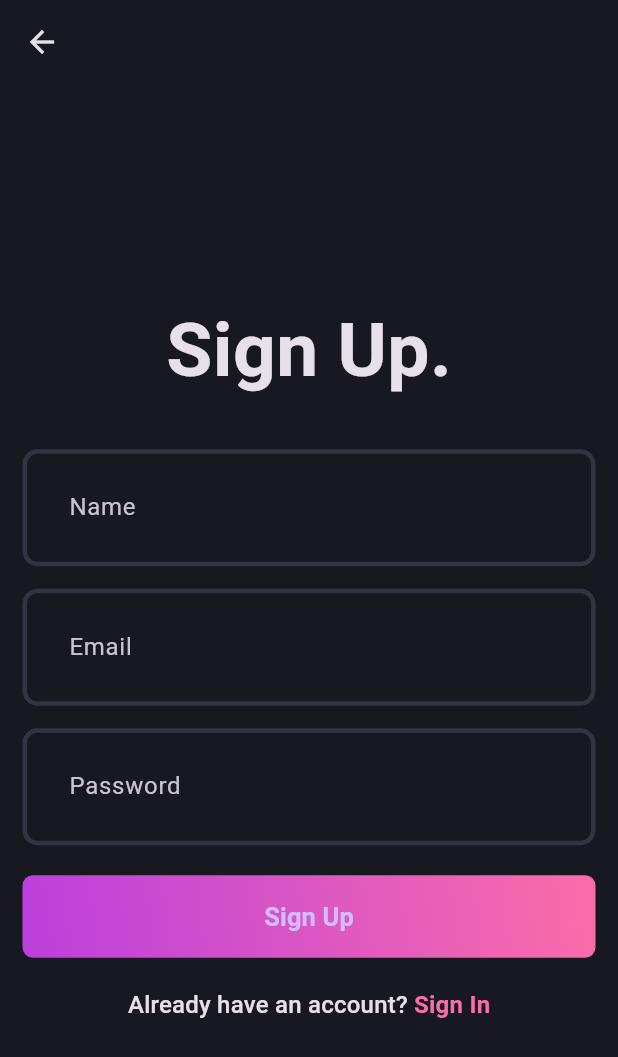
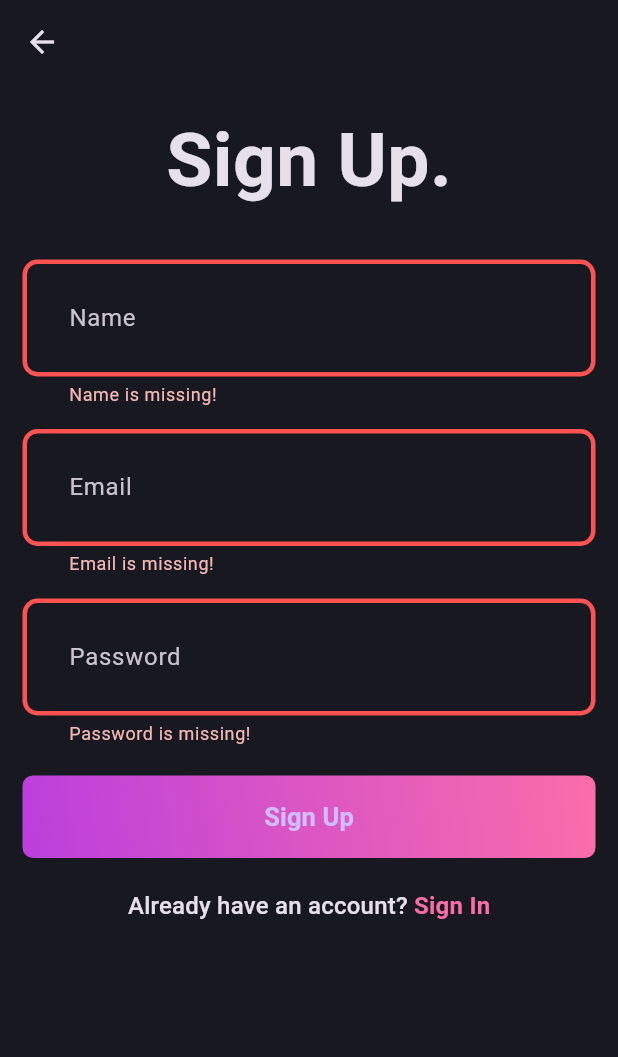
Before and after one commit to Shuhaibch/bloc_clean_arch_-BlogApp, a Flutter app: the SignUpPage screen opened directly, after a tap on "Sign Up", on a phone screen of 412 x 824 dp. Shown: the top 1057 px of the screen. Run offline on Flutter 3.47's test engine with Material 3 defaults, Android fonts, the light colour scheme and no system bars; our stand-ins replace flutter_bloc, fpdart, get_it, supabase_flutter; accounts and stored records are empty.

Commit message:
added repo

```diff
--- /dev/null
+++ b/devtools_options.yaml
@@ -0,0 +1 @@
+extensions:
--- /dev/null
+++ b/lib/core/usecase/usecase.dart
@@ -0,0 +1,6 @@
+import 'package:bloc_clean_architecture_blog_app/core/error/failure.dart';
+import 'package:fpdart/fpdart.dart';
+
+abstract interface class UseCase<SuccessType, Param> {
+  Future<Either<Failure, SuccessType>> call(Param param);
+}
--- a/lib/features/auth/data/datasource/auth_remote_data_source.dart
+++ b/lib/features/auth/data/datasource/auth_remote_data_source.dart
@@ -43,7 +43,7 @@ class AuthRemoteDataSouceImp implements AuthRemoteDataSource {
       }
       return response.user!.id;
     } catch (e) {
-      print(e);
+      throw ServerException(e.toString());
     }
   }
 }
--- /dev/null
+++ b/lib/features/auth/data/repositories/auth_repository_impl.dart
@@ -0,0 +1,35 @@
+import 'package:bloc_clean_architecture_blog_app/core/error/exception.dart';
+import 'package:bloc_clean_architecture_blog_app/core/error/failure.dart';
+import 'package:bloc_clean_architecture_blog_app/features/auth/data/datasource/auth_remote_data_source.dart';
+import 'package:bloc_clean_architecture_blog_app/features/auth/domain/repository/auth_repository.dart';
+import 'package:fpdart/fpdart.dart';
+
+class AuthRepositoryImpl implements AuthRepository {
+  final AuthRemoteDataSource remoteDataSource;
+
+  AuthRepositoryImpl(this.remoteDataSource);
+  @override
+  Future<Either<Failure, String>> loginWithEmailPassword(
+      {required String email, required String password}) {
+    // TODO: implement loginWithEmailPassword
+    throw UnimplementedError();
+  }
+
+  @override
+  Future<Either<Failure, String>> signUpWithEmailPassword({
+    required String name,
+    required String email,
+    required String password,
+  }) async {
+    try {
+      final userId = await remoteDataSource.signUpWithEmailPassword(
+        name: name,
+        email: email,
+        password: password,
+      );
+     return right(userId);
+    } on ServerException catch (e) {
+      return left(Failure(e.message));
+    }
+  }
+}
--- /dev/null
+++ b/lib/features/auth/domain/usecases/user_sign_up.dart
@@ -0,0 +1,31 @@
+import 'package:bloc_clean_architecture_blog_app/core/error/failure.dart';
+import 'package:bloc_clean_architecture_blog_app/core/usecase/usecase.dart';
+import 'package:bloc_clean_architecture_blog_app/features/auth/domain/repository/auth_repository.dart';
+import 'package:fpdart/fpdart.dart';
+
+class UserSignUp implements UseCase<String, UserSignUpParams> {
+  final AuthRepository authRepository;
+  UserSignUp(
+    this.authRepository,
+  );
+
+  @override
+  Future<Either<Failure, String>> call(UserSignUpParams param) async {
+    return await authRepository.signUpWithEmailPassword(
+      name: param.name,
+      email: param.email,
+      password: param.password,
+    );
+  }
+}
+
+class UserSignUpParams {
+  final String name;
+  final String email;
+  final String password;
+  UserSignUpParams({
+    required this.name,
+    required this.email,
+    required this.password,
+  });
+}
--- /dev/null
+++ b/lib/features/auth/presentation/bloc/auth_bloc.dart
@@ -0,0 +1,21 @@
+import 'package:bloc_clean_architecture_blog_app/features/auth/domain/usecases/user_sign_up.dart';
+import 'package:flutter/material.dart';
+import 'package:flutter_bloc/flutter_bloc.dart';
+
+part 'auth_event.dart';
+part 'auth_state.dart';
+
+class AuthBloc extends Bloc<AuthEvent, AuthState> {
+  final UserSignUp _userSignUp;
+  AuthBloc({
+    required UserSignUp userSignUp,
+  })  : _userSignUp = userSignUp,
+        super(AuthInitial()) {
+    on<AuthSignUp>((event, emit) async {
+      final res = await _userSignUp(UserSignUpParams(
+          name: event.name, email: event.email, password: event.password));
+      res.fold((failure) => emit(AuthFailure(message: failure.message)),
+          (uId) => emit(AuthSuccess(uId: uId)));
+    });
+  }
+}
--- /dev/null
+++ b/lib/features/auth/presentation/bloc/auth_event.dart
@@ -0,0 +1,16 @@
+part of 'auth_bloc.dart';
+
+@immutable
+sealed class AuthEvent {}
+
+final class AuthSignUp extends AuthEvent {
+  final String email;
+  final String password;
+  final String name;
+
+  AuthSignUp({
+    required this.email,
+    required this.password,
+    required this.name,
+  });
+}
--- /dev/null
+++ b/lib/features/auth/presentation/bloc/auth_state.dart
@@ -0,0 +1,20 @@
+part of 'auth_bloc.dart';
+
+@immutable
+sealed class AuthState {}
+
+final class AuthInitial extends AuthState {}
+
+final class AuthLoading extends AuthState {}
+
+final class AuthSuccess extends AuthState {
+  final String uId;
+
+  AuthSuccess({required this.uId});
+}
+
+final class AuthFailure extends AuthState {
+  final String message;
+
+  AuthFailure({required this.message});
+}
--- a/lib/features/auth/presentation/pages/signup_page.dart
+++ b/lib/features/auth/presentation/pages/signup_page.dart
@@ -1,7 +1,9 @@
 import 'package:bloc_clean_architecture_blog_app/core/theme/app_pallet.dart';
+import 'package:bloc_clean_architecture_blog_app/features/auth/presentation/bloc/auth_bloc.dart';
 import 'package:bloc_clean_architecture_blog_app/features/auth/presentation/pages/sigin_page.dart';
 import 'package:bloc_clean_architecture_blog_app/features/auth/presentation/widges/auth_gradient_button.dart';
 import 'package:flutter/material.dart';
+import 'package:flutter_bloc/flutter_bloc.dart';
 
 import '../widges/auth_feild.dart';
 
@@ -33,7 +35,8 @@ class _SignUpPageState extends State<SignUpPage> {
   Widget build(BuildContext context) {
     return Scaffold(
       appBar: AppBar(),
-      body: Padding(
+      body: SingleChildScrollView(
+        child: Padding(
           padding: const EdgeInsets.all(15.0),
           child: Form(
             key: formKey,
@@ -66,7 +69,17 @@ class _SignUpPageState extends State<SignUpPage> {
                 const SizedBox(height: 20),
                 AuthGradientButton(
                   buttonText: 'Sign Up',
-                onPressed: () {},
+                  onPressed: () {
+                    if (formKey.currentState!.validate()) {
+                      context.read<AuthBloc>().add(
+                            AuthSignUp(
+                              email: emailController.text.trim(),
+                              password: passwordController.text.trim(),
+                              name: nameController.text.trim(),
+                            ),
+                          );
+                    }
+                  },
                 ),
                 const SizedBox(height: 20),
                 GestureDetector(
@@ -94,6 +107,7 @@ class _SignUpPageState extends State<SignUpPage> {
             ),
           ),
         ),
+      ),
     );
   }
 }
--- a/pubspec.yaml
+++ b/pubspec.yaml
@@ -31,7 +31,9 @@ dependencies:
   cupertino_icons: ^1.0.6
   flutter:
     sdk: flutter
+  flutter_bloc: ^8.1.5
   fpdart: ^1.1.0
+  get_it: ^7.7.0
   supabase_flutter: ^2.5.2
 
 dev_dependencies:
```
Also changed, not shown: lib/init_depentancies.dart (added, +39 -0 lines), lib/main.dart (+14 -5 lines), pubspec.lock. Lines whose indentation alone changed are shown as unchanged.
